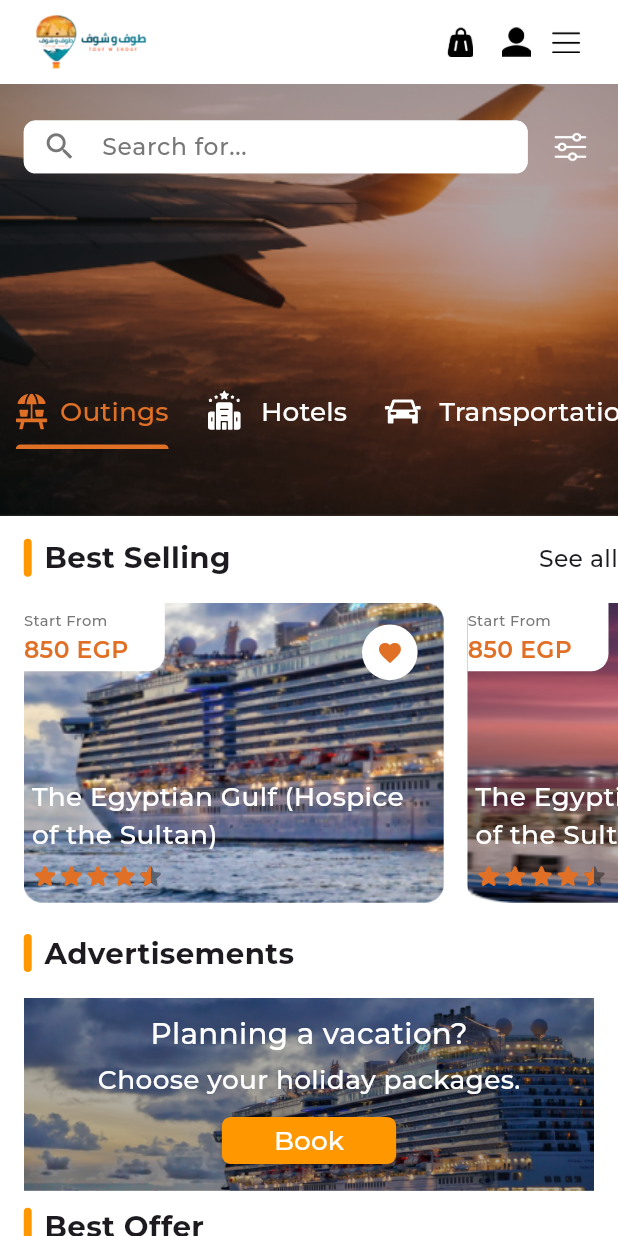
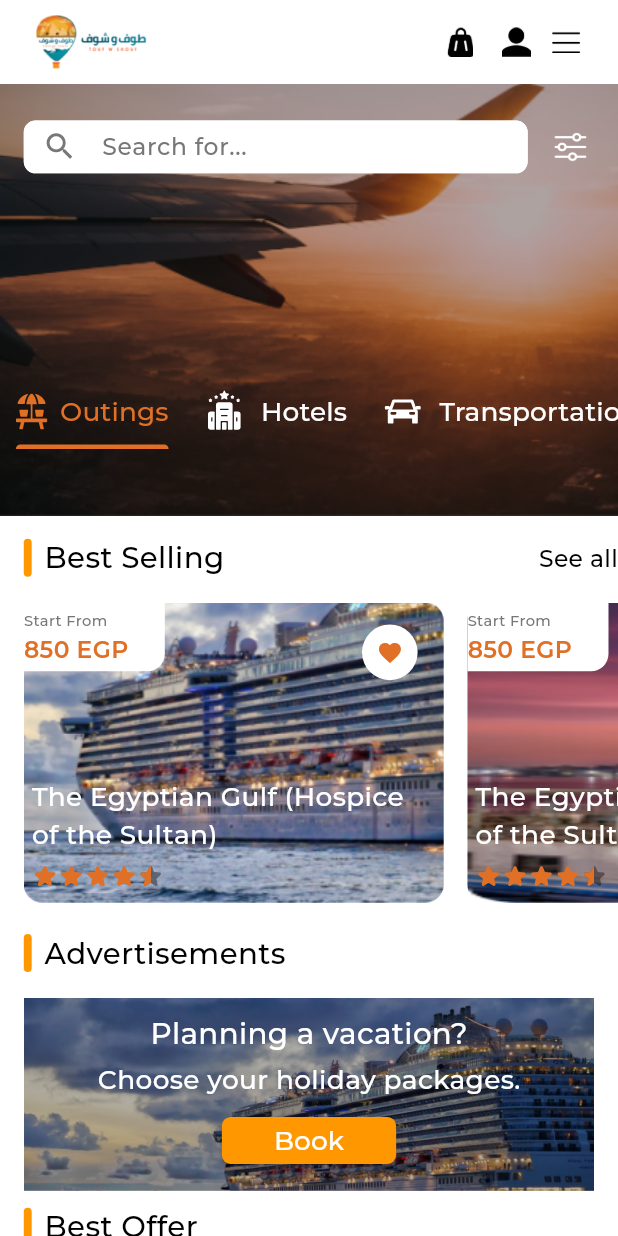
Before and after one commit to omar-949/touf_w, a Flutter app: the screen it shows after launch, on a phone screen of 412 x 824 dp. Run offline on Flutter 3.47's test engine with Material 3 defaults, Android fonts, the phone set to English and light mode, and no system bars; drawn by our look-alikes of flutter_rating_bar; our stand-ins replace country_picker, dio, flutter_screenutil, flutter_secure_storage, flutter_svg, get_it and 3 more; project files that could hold a hidden picture were left out.

Commit message:
solve issues

```diff
--- a/lib/core/resources/styles.dart
+++ b/lib/core/resources/styles.dart
@@ -355,6 +355,7 @@ abstract class TextStyles {
       fontWeight: FontWeightHelper.medium,
       fontFamily: 'Montserrat'
   );
+
   static TextStyle font18darkGreySemiBold = TextStyle(
       fontSize: 18.sp,
       color: TextColors.darkGrey,
--- a/lib/core/widgets/container_salary_widget.dart
+++ b/lib/core/widgets/container_salary_widget.dart
@@ -15,7 +15,7 @@ class ContainerSalaryWidget extends StatelessWidget {
   final String containerText;
   final String containerSalary;
   final bool? isDashed;
-  final bool isBig; // New attribute
+  final bool isBig;
 
   @override
   Widget build(BuildContext context) {
--- a/lib/core/widgets/custom_container_details.dart
+++ b/lib/core/widgets/custom_container_details.dart
@@ -27,7 +27,7 @@ class CustomContainerDetails extends StatefulWidget {
   final String containerText1;
   final String containerSalary1;
   final bool? isDashed1;
-  final double rating; // Removed the late modifier
+  final double rating;
   final bool? isNotNeed;
   final double? height;
   final double? width;
--- a/lib/core/widgets/list_view_header.dart
+++ b/lib/core/widgets/list_view_header.dart
@@ -1,5 +1,7 @@
 import 'package:flutter/material.dart';
 import 'package:flutter_screenutil/flutter_screenutil.dart';
+
+import '../resources/styles.dart';
 
 class SectionHeader extends StatelessWidget {
   final String title;
@@ -31,7 +33,7 @@ class SectionHeader extends StatelessWidget {
               SizedBox(width: 8.w),
               Text(
                 title,
-                style: TextStyle(fontSize: 20.sp, fontWeight: FontWeight.bold),
+                style: TextStyles.font20BlackMedium
               ),
             ],
           ),
@@ -40,7 +42,7 @@ class SectionHeader extends StatelessWidget {
               onTap: onSeeAllPressed,
               child: Text(
                 "See all",
-                style: TextStyle(fontSize: 16.sp),
+                style: TextStyles.font16BlackRegular
               ),
             ),
         ],
--- a/lib/main.dart
+++ b/lib/main.dart
@@ -13,14 +13,13 @@ bool isLoggedUser = false;
 void main() async {
   WidgetsFlutterBinding.ensureInitialized();
   await _initializeApp();
+  await ScreenUtil.ensureScreenSize(); // Ensure this line is executed
   runApp(ToufWShouf(appRouter: AppRouter()));
 }
 
 Future<void> _initializeApp() async {
   await setupServiceLocator();
   await _checkIfLoggedUser();
-  // fixed screen util text bug in release mode
-  await ScreenUtil.ensureScreenSize();
   _setSystemUIStyles();
   _lockPortraitMode();
 }
@@ -33,7 +32,6 @@ void _setSystemUIStyles() {
     ),
   );
 }
-
 
 void _lockPortraitMode() {
   SystemChrome.setPreferredOrientations(
--- a/lib/touf_w_shouf.dart
+++ b/lib/touf_w_shouf.dart
@@ -3,7 +3,6 @@ import 'package:flutter_screenutil/flutter_screenutil.dart';
 import 'package:google_fonts/google_fonts.dart';
 import 'package:toufwshouf/core/routing/app_router.dart';
 import 'package:toufwshouf/core/routing/routes.dart';
-
 
 class ToufWShouf extends StatelessWidget {
   const ToufWShouf({super.key, required this.appRouter});
@@ -12,16 +11,20 @@ class ToufWShouf extends StatelessWidget {
 
   @override
   Widget build(BuildContext context) {
-    final textTheme = Theme.of(context).textTheme;
     return ScreenUtilInit(
       designSize: const Size(390, 844),
       minTextAdapt: true,
-      child: MaterialApp(
-        debugShowCheckedModeBanner: false,
-        theme: ThemeData(textTheme: GoogleFonts.montserratTextTheme(textTheme)),
-        initialRoute: Routes.homeScreen,
-        onGenerateRoute: appRouter.generateRouter,
-      ),
+      splitScreenMode: true, // Ensures better handling of screen split mode
+      builder: (context, child) {
+        return MaterialApp(
+          debugShowCheckedModeBanner: false,
+          theme: ThemeData(
+            textTheme: GoogleFonts.montserratTextTheme(Theme.of(context).textTheme),
+          ),
+          initialRoute: Routes.homeScreen,
+          onGenerateRoute: appRouter.generateRouter,
+        );
+      },
     );
   }
 }
```
Also changed, not shown: lib/features/payment/presentation/views/widgets/payment_confirm/checkbox_terms_section.dart (+27 -9 lines), lib/features/payment/presentation/views/widgets/payment_confirm/payment_widget.dart (+14 -4 lines), pubspec.yaml (+21 -14 lines).
